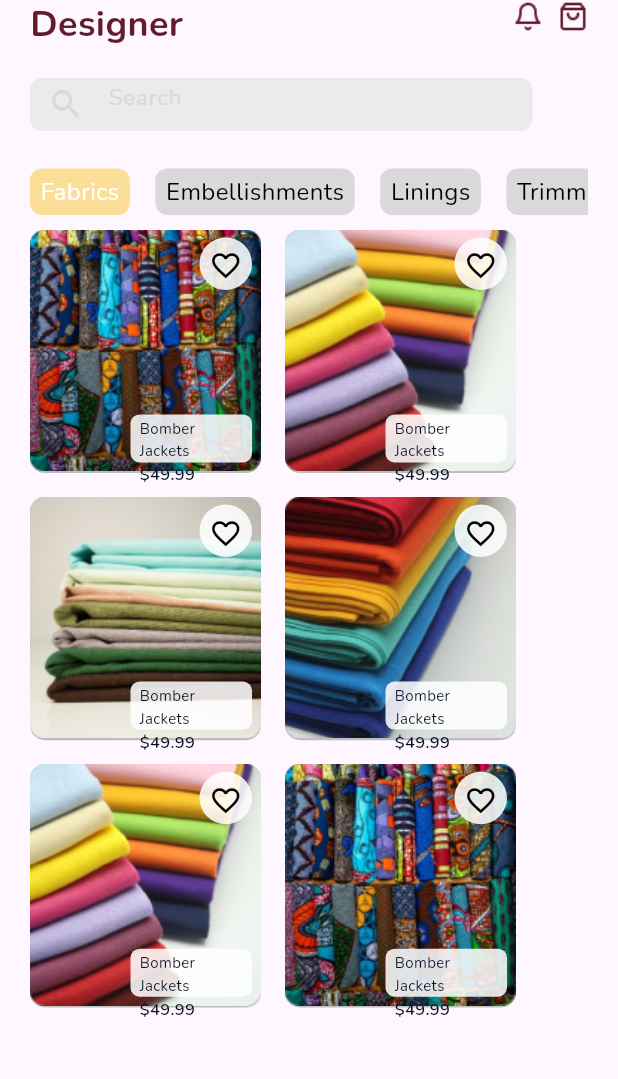
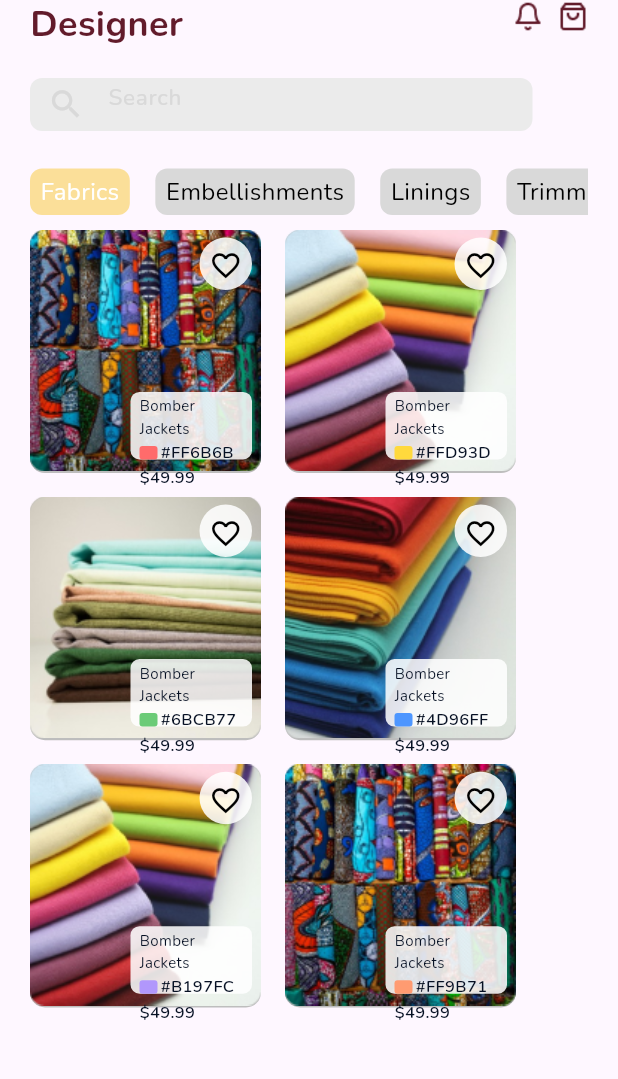
Before and after one commit to Gld-Mx24483/S.D.T.F.C, a Flutter app: the DesignerDashboard screen opened directly, on a phone screen of 412 x 824 dp, the part 126-1205 px from its top. Run offline on Flutter 3.47's test engine with Material 3 defaults, Android fonts, the light colour scheme and no system bars; our stand-ins replace google_fonts, logger; missing offline and left inert: flutter_paystack_max.

Commit message:
"Updated designer main screen and dashboard with minor layout adjustments and added color palette with codes"

```diff
--- a/client/lib/designer_main_screen.dart
+++ b/client/lib/designer_main_screen.dart
@@ -1,3 +1,4 @@
+//designer_main_screen.dart
 import 'dart:async';
 import 'package:flutter/material.dart';
 import 'fash_dgn_dash.dart';
@@ -196,8 +197,8 @@ class _DesignerMainScreenState extends State<DesignerMainScreen>
                       ),
                       if (_tutorialStep == 5)
                         Positioned(
-                          top: 85, // Adjust as needed
-                          left: 290, // Adjust as needed
+                          top: 85,
+                          left: 290,
                           child: Image.asset(
                             'pics/bell.png',
                             color: const Color.fromARGB(174, 250, 215, 118),
@@ -207,8 +208,8 @@ class _DesignerMainScreenState extends State<DesignerMainScreen>
                         ),
                       if (_tutorialStep == 6)
                         Positioned(
-                          top: 85, // Adjust as needed
-                          left: 320, // Adjust as needed
+                          top: 85,
+                          left: 320,
                           child: Image.asset(
                             'pics/shopping-bag.png',
                             color: const Color.fromARGB(174, 250, 215, 118),
--- a/client/lib/fash_dgn_dash.dart
+++ b/client/lib/fash_dgn_dash.dart
@@ -77,6 +77,24 @@ class _DesignerDashboardState extends State<DesignerDashboard> {
       _favoriteStatus[index] = !_favoriteStatus[index];
     });
   }
+
+  final List<Color> _colors = [
+    const Color(0xFFFF6B6B), // Red
+    const Color(0xFFFFD93D), // Yellow
+    const Color(0xFF6BCB77), // Green
+    const Color(0xFF4D96FF), // Blue
+    const Color(0xFFB197FC), // Purple
+    const Color(0xFFFF9B71), // Orange
+  ];
+
+  final List<String> _colorCodes = [
+    '#FF6B6B',
+    '#FFD93D',
+    '#6BCB77',
+    '#4D96FF',
+    '#B197FC',
+    '#FF9B71',
+  ];
 
   @override
   Widget build(BuildContext context) {
@@ -476,11 +494,11 @@ class _DesignerDashboardState extends State<DesignerDashboard> {
                                   ),
                                 ),
                                 Positioned(
-                                  top: 123,
+                                  top: 108,
                                   left: 67,
                                   child: Container(
                                     width: 81,
-                                    height: 32,
+                                    height: 45,
                                     decoration: BoxDecoration(
                                       borderRadius: BorderRadius.circular(6),
                                       color: const Color.fromARGB(
@@ -501,6 +519,30 @@ class _DesignerDashboardState extends State<DesignerDashboard> {
                                               height: 1.5,
                                               color: const Color(0xFF061023),
                                             ),
+                                          ),
+                                          Row(
+                                            children: [
+                                              Container(
+                                                width: 12,
+                                                height: 9,
+                                                decoration: BoxDecoration(
+                                                  color: _colors[index],
+                                                  borderRadius:
+                                                      BorderRadius.circular(2),
+                                                ),
+                                              ),
+                                              const SizedBox(width: 2),
+                                              Text(
+                                                _colorCodes[index],
+                                                style: GoogleFonts.nunito(
+                                                  fontSize: 11,
+                                                  fontWeight: FontWeight.w600,
+                                                  height: 1.5,
+                                                  color:
+                                                      const Color(0xFF061023),
+                                                ),
+                                              ),
+                                            ],
                                           ),
                                           Text(
                                             '\$49.99',
```
